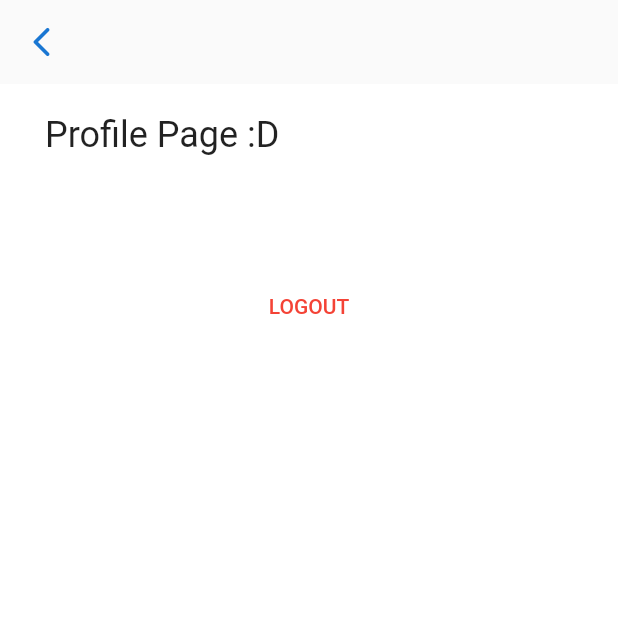
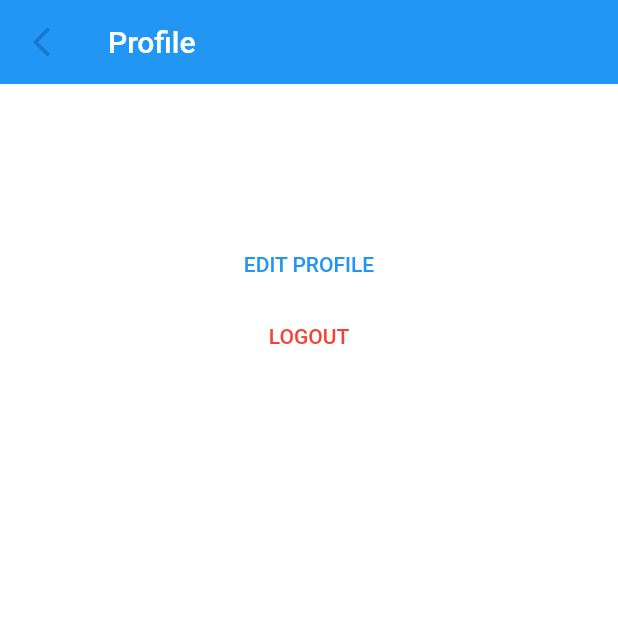
Before and after one commit to sipandstroll/frontend, a Flutter app: the ProfilePage screen opened by its route, on a phone screen of 412 x 824 dp, the top half of it. Run offline on Flutter 3.47's test engine with Material 2 defaults, Android fonts, the phone set to English and light mode, and no system bars; our stand-ins replace firebase_auth, firebase_core, flutter_svg, go_router, google_fonts, intl_phone_number_input and 2 more; missing offline and left inert: cloud_firestore_web, firebase_auth_web, firebase_core_web, libphonenumber_web; accounts and stored records are empty.

Commit message:
feat(edit-profile): created routing, page for edit-profile

```diff
--- a/lib/pages/profile_page.dart
+++ b/lib/pages/profile_page.dart
@@ -17,10 +17,6 @@ class _ProfilePage extends State<ProfilePage> {
     return Scaffold(
       extendBodyBehindAppBar: true,
       appBar: AppBar(
-        systemOverlayStyle: const SystemUiOverlayStyle(
-          statusBarColor: Colors.transparent,
-        ),
-        backgroundColor: Colors.transparent,
         elevation: 0,
         leading: IconButton(
           icon: Icon(
@@ -31,6 +27,7 @@ class _ProfilePage extends State<ProfilePage> {
             context.pop();
           },
         ),
+        title: const Text('Profile'),
       ),
       body: SafeArea(
         child: Container(
@@ -43,19 +40,16 @@ class _ProfilePage extends State<ProfilePage> {
               child: Column(
                 mainAxisAlignment: MainAxisAlignment.start,
                 children: [
-                  Align(
-                    alignment: Alignment.centerLeft,
-                    child: Text(
-                      'Profile Page :D',
-                      style: Theme.of(context).textTheme.headline5,
-                    ),
-                  ),
                   const SizedBox(height: 60),
                   Consumer<ApplicationState>(
                     builder: (context, appState, _) => Column(
                       children: [
                         // TODO: Remap user object to a wrapper ( onion architecture ), agnostic of firebase model
                         Text(appState.user?.phoneNumber ?? 'N/A'),
+                        TextButton(
+                          onPressed: () => {context.goNamed('edit')},
+                          child: const Text('EDIT PROFILE'),
+                        ),
                         TextButton(
                           onPressed: () => {appState.logout()},
                           child: const Text(
--- a/lib/routing/router.dart
+++ b/lib/routing/router.dart
@@ -1,4 +1,5 @@
 import 'package:frontend/main.dart';
+import 'package:frontend/pages/edit_profile_page.dart';
 import 'package:frontend/pages/home.dart';
 import 'package:frontend/pages/login_page.dart';
 import 'package:frontend/pages/profile_page.dart';
@@ -29,6 +30,12 @@ class AppRouter {
             path: 'profile',
             name: 'profile',
             builder: (context, state) => const ProfilePage(),
+            routes: [
+              GoRoute(
+                  path: 'edit',
+                  name: 'edit',
+                  builder: (context, state) => const EditProfilePage())
+            ],
           )
         ],
         builder: (context, state) => const HomePage(),
```
Also changed, not shown: lib/pages/edit_profile_page.dart (added, +30 -0 lines), 1 other file.
